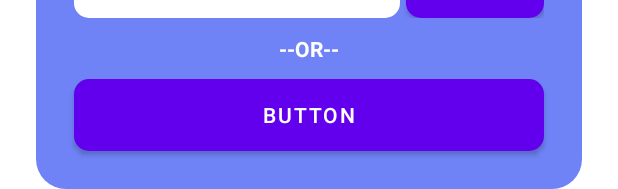
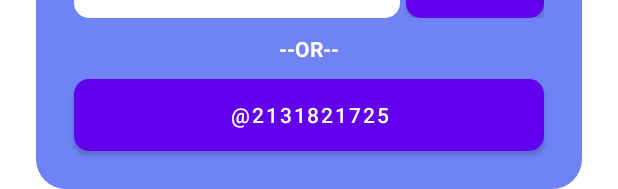
Before and after one commit to tipeXwins/tipexlunch, an Android app: the layout main_fragment.xml on its own in the app's theme, with its tools: preview values and no code run, on a phone screen of 412 x 824 dp. Shown: the part 1047-1236 px from the top of the screen. Run offline under Robolectric (Android 15) with nearby library versions, the phone set to English and light mode, and no system bars.

Commit message:
Version con la pantalla de unirse a meeting casi acabado

```diff
--- a/app/src/main/res/layout/main_fragment.xml
+++ b/app/src/main/res/layout/main_fragment.xml
@@ -31,7 +31,7 @@
                 android:layout_height="wrap_content"
                 android:layout_margin="@dimen/def"
                 android:layout_weight="1"
-                android:text="Meeting Code"
+                android:text="@string/Meeting_Code"
                 android:textColor="#FFFFFF"
                 android:textSize="20sp"
                 android:textStyle="bold" />
@@ -48,12 +48,12 @@
                     android:layout_width="wrap_content"
                     android:layout_height="match_parent"
                     android:layout_weight="1"
+                    android:importantForAutofill="no"
                     android:background="@drawable/roundedsquare_child"
                     android:ems="10"
-                    android:hint="ej:name#1234"
-                    android:inputType="textPersonName"
+                    android:hint="@string/ej_name_1234"
 
-                    />
+                    android:inputType="textPersonName" />
 
                 <Space
                     android:layout_width="wrap_content"
@@ -77,8 +77,8 @@
                 android:layout_gravity="center"
                 android:layout_margin="@dimen/def"
                 android:layout_weight="2"
-                android:justificationMode="inter_word"
-                android:text="--OR--"
+
+                android:text="@string/OR"
                 android:textColor="@color/white"
                 android:textStyle="bold" />
 
@@ -89,7 +89,7 @@
                 android:layout_margin="@dimen/def"
                 android:layout_weight="1"
                 android:background="@drawable/roundedsquare_child"
-                android:text="Button" />
+                android:text="@style/Letratron" />
 
             <Space
                 android:layout_width="wrap_content"
--- a/app/src/main/res/values/strings.xml
+++ b/app/src/main/res/values/strings.xml
@@ -6,6 +6,10 @@
     <string name="second_fragment_label">Second Fragment</string>
     <string name="next">Next</string>
     <string name="previous">Previous</string>
+    <string name="Meeting_Code">Meeting Code</string>
+    <string name="Create_Meeting">Create Meeting</string>
+    <string name="ej_name_1234">ej:name#1234</string>
+    <string name="OR">--OR--</string>
 
     <string name="hello_first_fragment">Hello first fragment</string>
     <string name="hello_second_fragment">Hello second fragment. Arg: %1$s</string>
```
